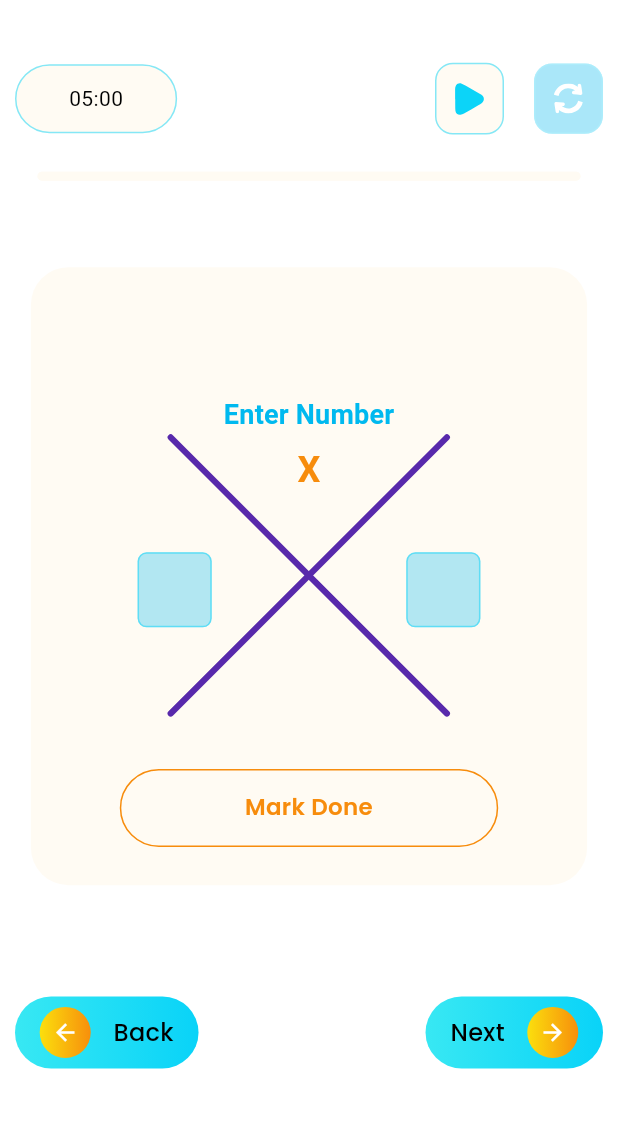
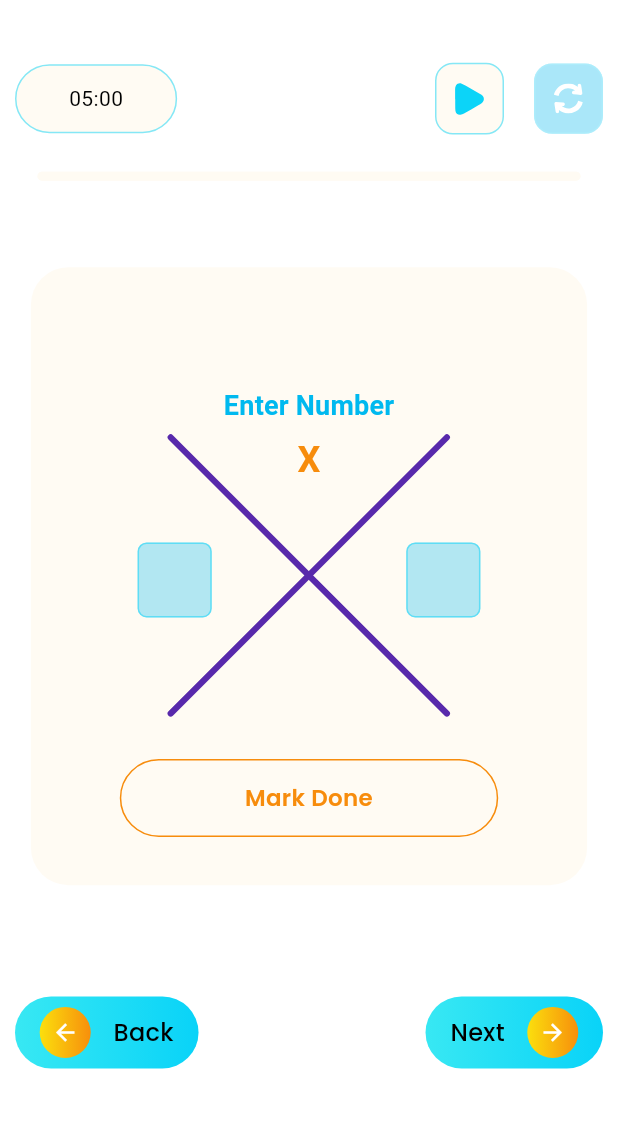
Before and after one commit to UmairYousafzai/X-puzzle, a Flutter app: the GameScreen screen opened directly, on a phone screen of 412 x 824 dp, the part 61-1189 px from its top. Run offline on Flutter 3.47's test engine with Material 3 defaults, Android fonts, the phone set to English and light mode, and no system bars; our stand-ins replace flutter_keyboard_visibility, flutter_native_splash, flutter_riverpod, flutter_svg, gap, google_fonts and 2 more; accounts and stored records are empty; project files that could hold a hidden picture were left out.

Commit message:
Revert "UI fixed"

```diff
--- a/lib/presentation/screens/dialogs/show_on_question_complete_dialog.dart
+++ b/lib/presentation/screens/dialogs/show_on_question_complete_dialog.dart
@@ -115,7 +115,6 @@ void showOnQuestionCompleteDialog(
                             context,
                             "Try Again",
                             borderRadius: 15,
-                            fontSize: context.screenHeight>smallDeviceThreshold?15:13
                           ),
                         ),
                       SizedBox(
--- a/lib/presentation/screens/dialogs/style_completed_custom_dialog.dart
+++ b/lib/presentation/screens/dialogs/style_completed_custom_dialog.dart
@@ -83,8 +83,6 @@ void showStyleCompletedCustomDialog(BuildContext context,
                         context,
                         "View Results",
                         borderRadius: 15,
-                        paddingHorizontal: 0.06,
-                          fontSize: context.screenHeight>smallDeviceThreshold?15:13
                       ),
                     ),
                     SizedBox(
--- a/lib/presentation/screens/game_screen/game_widget.dart
+++ b/lib/presentation/screens/game_screen/game_widget.dart
@@ -46,8 +46,8 @@ class GameWidget extends ConsumerWidget {
           ),
           Positioned(
             top: MediaQuery.of(context).size.height > smallDeviceThreshold
-                ? context.screenHeight * 0.074
-                : context.screenHeight * 0.04,
+                ? context.screenHeight * 0.066
+                : context.screenHeight * 0.05,
             left: 0,
             right: 0,
             child: Padding(
--- a/lib/presentation/widgets/buttons/buttons.dart
+++ b/lib/presentation/widgets/buttons/buttons.dart
@@ -131,7 +131,7 @@ gameNumberButton(VoidCallback onPressed, Color backgroundColor, String text,
 }
 
 gameDoneButton(VoidCallback onPressed, BuildContext context, String title,
-    {double borderRadius = 30, double paddingHorizontal = 0.2,double? fontSize,}) {
+    {double borderRadius = 30, double paddingHorizontal = 0.2}) {
   return InkWell(
     onTap: onPressed,
     child: Container(
@@ -149,15 +149,14 @@ gameDoneButton(VoidCallback onPressed, BuildContext context, String title,
             horizontal: context.screenWidth * paddingHorizontal,
             vertical: MediaQuery.of(context).size.height > smallDeviceThreshold
                 ? 14
-                : 9),
+                : 6),
         child: Text(
           title,
           textAlign: TextAlign.center,
-          maxLines: 1,
           style: GoogleFonts.poppins(
               fontWeight: FontWeight.w600,
               color: MColors().colorSecondaryOrangeDark,
-              fontSize: fontSize??15.32),
+              fontSize: 15.32),
         ),
       ),
     ),
--- a/lib/presentation/widgets/levels_header.dart
+++ b/lib/presentation/widgets/levels_header.dart
@@ -11,7 +11,6 @@ class LevelsHeader extends StatelessWidget{
   const LevelsHeader({super.key, required this.level,required this.totalQuestions, required this.style, required this.correct});
   @override
   Widget build(BuildContext context) {
-
     return Stack(
       alignment: Alignment.center,
       children: [
@@ -24,7 +23,7 @@ class LevelsHeader extends StatelessWidget{
             children: [
               Text(level,style: const TextStyle(fontWeight: FontWeight.w600),),
               Text("$totalQuestions/$correct",style: const TextStyle(fontWeight: FontWeight.bold,fontSize: 20),),
-              Text(style, style: const TextStyle(fontWeight: FontWeight.w600))
+              Text(style,style: const TextStyle(fontWeight: FontWeight.w600))
             ],
 
           ),
```
Also changed, not shown: lib/presentation/widgets/result_single_card.dart (+4 -5 lines).
